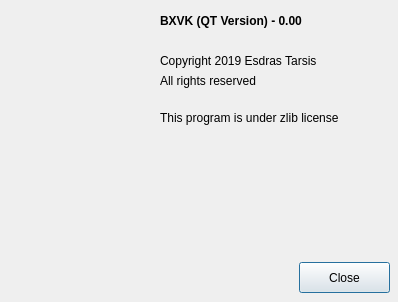
The window that ui/aboutprogram.ui (EsdrasTarsis/bxvk-qt) describes before a commit, drawn with Qt 5.
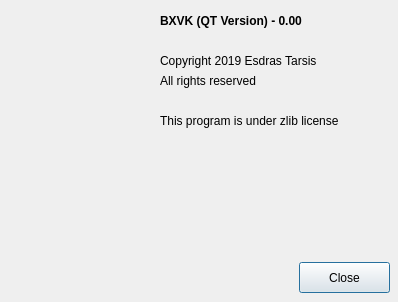
The same window after the commit. Icons and pictures are not drawn.

Commit message:
[bxvk] backend for elements of main window added
Backend for elements of main window added and fix resource file location on bxvk project file

```diff
--- a/ui/aboutprogram.ui
+++ b/ui/aboutprogram.ui
@@ -97,7 +97,7 @@
      <x>160</x>
      <y>110</y>
      <width>231</width>
-     <height>16</height>
+     <height>21</height>
     </rect>
    </property>
    <property name="text">
```
The commit also changes 3 other files.
